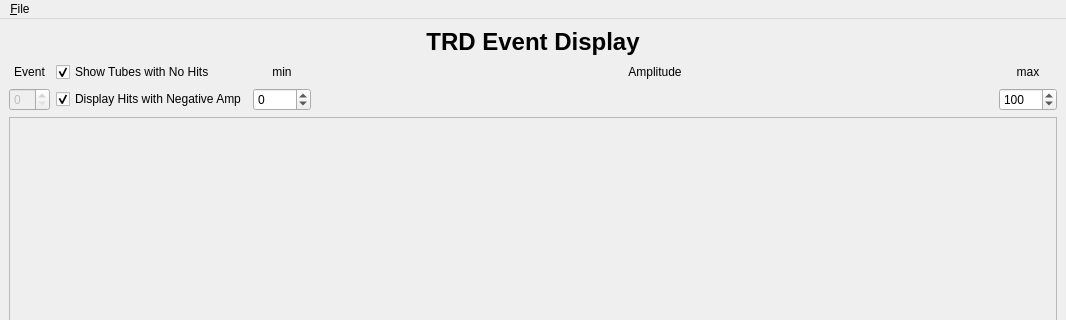
Qt form ui/EventDisplayForm.ui (bastianbeischer/TRDEventDisplay) before a commit; both pictures show x 0 to 1066 and y 0 to 320 of the 1066 by 664 pixel window.
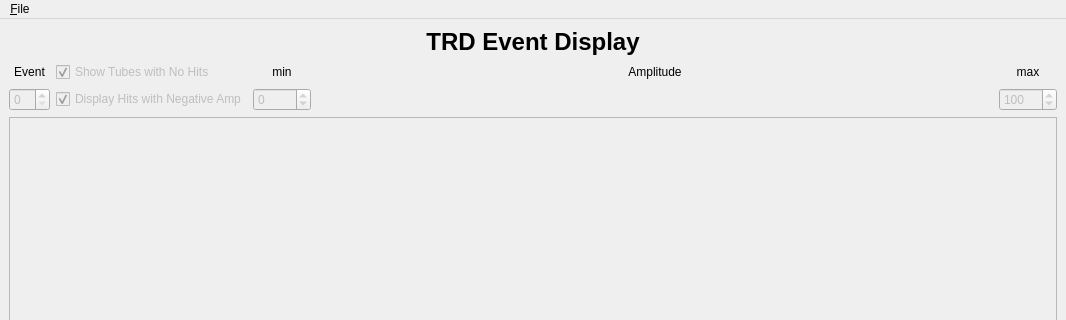
The same form after that commit.

The edit to the form file:
```diff
--- a/ui/EventDisplayForm.ui
+++ b/ui/EventDisplayForm.ui
@@ -62,6 +62,9 @@
       </item>
       <item row="2" column="2">
        <widget class="QSpinBox" name="minAmpSpinBox">
+        <property name="enabled">
+         <bool>false</bool>
+        </property>
         <property name="minimum">
          <number>-1000</number>
         </property>
@@ -72,6 +75,9 @@
       </item>
       <item row="2" column="4">
        <widget class="QSpinBox" name="maxAmpSpinBox">
+        <property name="enabled">
+         <bool>false</bool>
+        </property>
         <property name="minimum">
          <number>-1000</number>
         </property>
@@ -85,6 +91,9 @@
       </item>
       <item row="2" column="1">
        <widget class="QCheckBox" name="negAmpCheckBox">
+        <property name="enabled">
+         <bool>false</bool>
+        </property>
         <property name="text">
          <string>Display Hits with Negative Amp</string>
         </property>
@@ -115,6 +124,9 @@
       </item>
       <item row="0" column="1">
        <widget class="QCheckBox" name="tubesWithNoHitsCheckBox">
+        <property name="enabled">
+         <bool>false</bool>
+        </property>
         <property name="text">
          <string>Show Tubes with No Hits</string>
         </property>
```
